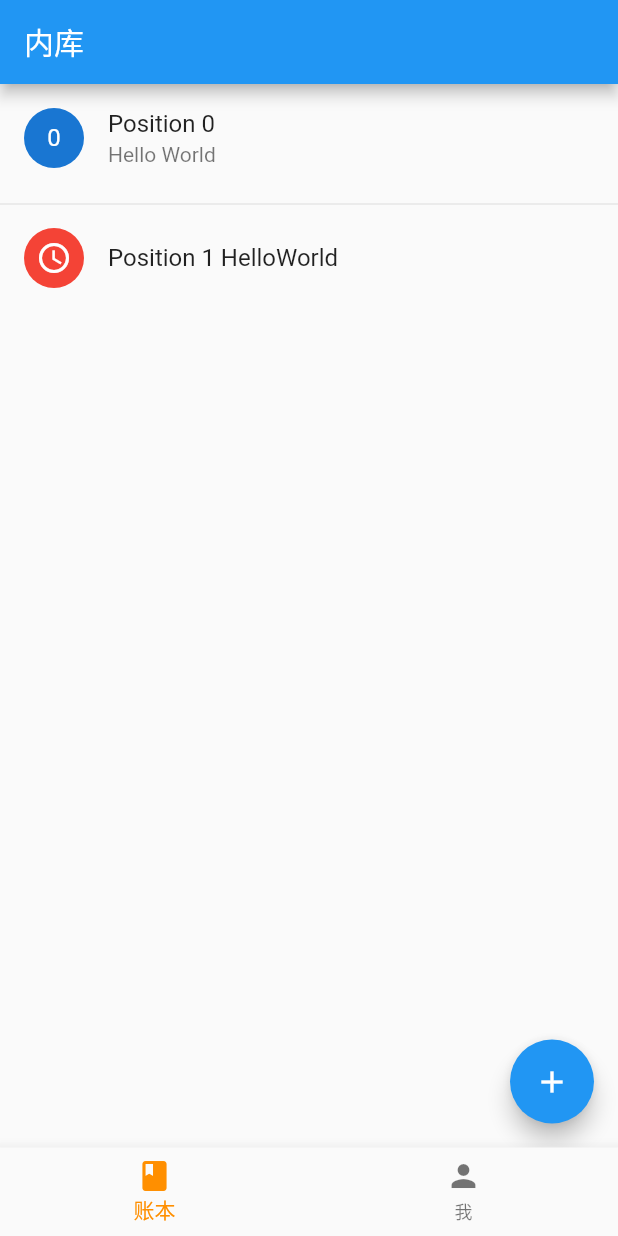
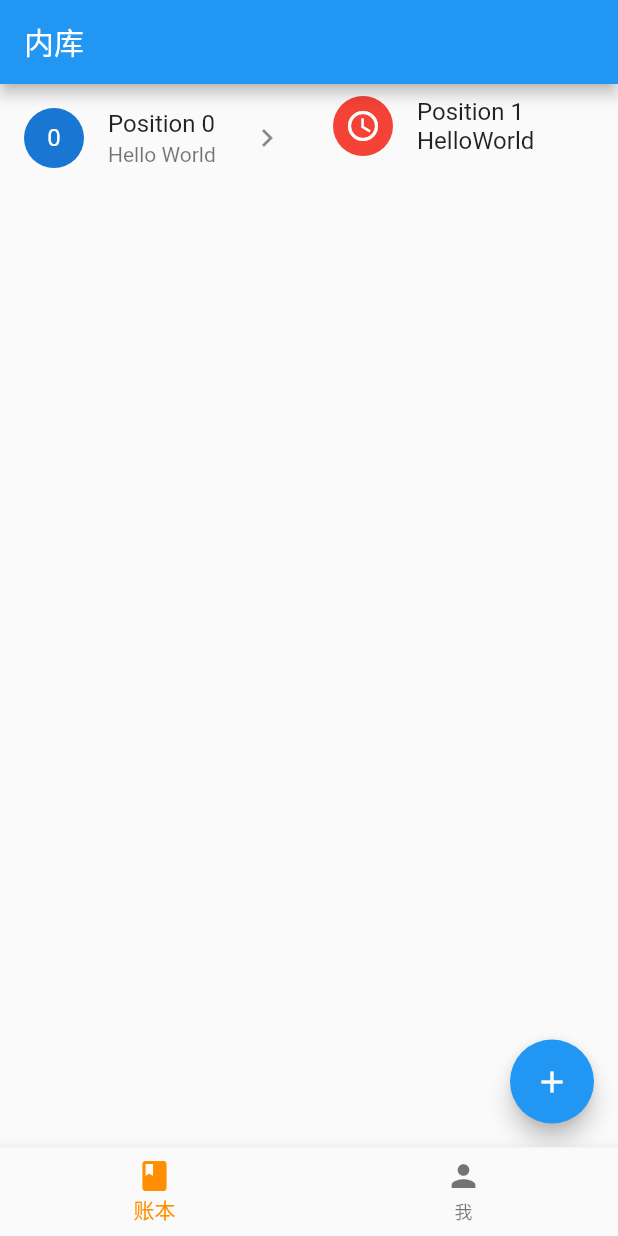
Before and after one commit to Jormunganders/ledger, a Flutter app: the screen it shows after launch, after a tap on the "add" icon, on a phone screen of 412 x 824 dp. Run offline on Flutter 3.47's test engine with Material 2 defaults, Android fonts, the phone set to English and light mode, and no system bars; our stand-ins replace device_info, dio, package_info.

Commit message:
[Add] GridLayout

```diff
--- a/lib/common/delegate/delegates.dart
+++ b/lib/common/delegate/delegates.dart
@@ -18,7 +18,7 @@ class IntDelegate extends DelegateHolder<int> {
       ),
       title: Text("Position $position"),
       subtitle: Text("Hello World"),
+      trailing: Icon(Icons.chevron_right),
     );
   }
-
 }
--- a/lib/common/list/list_view.dart
+++ b/lib/common/list/list_view.dart
@@ -5,19 +5,25 @@ import 'package:ledger/common/page/common_page.dart';
 import 'package:provider/provider.dart';
 
 class LokiListView extends StatefulWidget {
-  PageScene currentScene = PageScene.LIST;
-
+  PageScene currentScene;
   IndexedWidgetBuilder separatorBuilder;
   bool autoEmpty;
+  bool autoCrossAxisCount; // 自动计算网格布局的列数
+  int crossAxisCount; // 网格布局的列数
+  bool gridLayout; // 使用网格布局
 
   LokiListView(
       {this.currentScene = PageScene.LIST,
       this.separatorBuilder,
-      this.autoEmpty = true});
+      this.autoEmpty = true,
+      this.autoCrossAxisCount = false,
+      this.crossAxisCount = 2,
+      this.gridLayout = false});
 
   @override
   State<StatefulWidget> createState() {
-    return _LokiState(currentScene, separatorBuilder, autoEmpty);
+    return _LokiState(currentScene, separatorBuilder, autoEmpty,
+        autoCrossAxisCount, crossAxisCount, gridLayout);
   }
 }
 
@@ -27,8 +33,12 @@ class _LokiState extends State<LokiListView> {
   PageScene currentScene;
   IndexedWidgetBuilder separatorBuilder;
   bool autoEmpty;
+  bool autoCrossAxisCount;
+  int crossAxisCount;
+  bool gridLayout;
 
-  _LokiState(this.currentScene, this.separatorBuilder, this.autoEmpty);
+  _LokiState(this.currentScene, this.separatorBuilder, this.autoEmpty,
+      this.autoCrossAxisCount, this.crossAxisCount, this.gridLayout);
 
   set scene(PageScene scene) {
     currentScene = scene;
@@ -79,15 +89,33 @@ class _LokiState extends State<LokiListView> {
         onPress: () => print("刷新"),
       );
 
-  buildList(AdapterManager adapterManager) => separatorBuilder == null
-      ? ListView.builder(
+  int _crossAxisCount() {
+    return crossAxisCount;
+  }
+
+  buildList(AdapterManager adapterManager) {
+    if (gridLayout) {
+      return GridView.builder(
+        gridDelegate: SliverGridDelegateWithFixedCrossAxisCount(
+          crossAxisCount: crossAxisCount,
+        ),
+        itemBuilder: adapterManager.buildListItem,
+        itemCount: adapterManager.size(),
+      );
+    } else {
+      if (separatorBuilder == null) {
+        return ListView.builder(
           itemBuilder: adapterManager.buildListItem,
           itemCount: adapterManager.size(),
-        )
-      : ListView.separated(
-          itemBuilder: adapterManager.buildListItem,
-          separatorBuilder: separatorBuilder,
-          itemCount: adapterManager.size());
+        );
+      } else {
+        return ListView.separated(
+            itemBuilder: adapterManager.buildListItem,
+            separatorBuilder: separatorBuilder,
+            itemCount: adapterManager.size());
+      }
+    }
+  }
 }
 
 enum PageScene {
--- a/lib/common/page/feed_page.dart
+++ b/lib/common/page/feed_page.dart
@@ -7,7 +7,12 @@ import 'package:provider/provider.dart';
 
 import '../strings.dart';
 
-class FeedPage extends StatelessWidget {
+class FeedPage extends StatefulWidget {
+  @override
+  State<StatefulWidget> createState() => _FeedState();
+}
+
+class _FeedState extends State<FeedPage> {
   final _adapterManager = AdapterManager()
       .registerDelegate(new TextDelegate())
       .registerDelegate(new IntDelegate());
@@ -44,6 +49,7 @@ class FeedPage extends StatelessWidget {
       separatorBuilder: (BuildContext context, int index) {
         return Divider();
       },
+      gridLayout: true,
     );
   }
 }
--- a/lib/common/page/mine_page.dart
+++ b/lib/common/page/mine_page.dart
@@ -58,9 +58,15 @@ class MinePage extends StatelessWidget {
               ),
             ),
             Row(
+              mainAxisSize: MainAxisSize.min,
               children: <Widget>[
-                Text("juhezix@163.com"),
-                Icon(Icons.)
+                Text(
+                  "Juhezix@163.com",
+                  style: TextStyle(
+                    fontWeight: FontWeight.w500,
+                  ),
+                ),
+                Icon(Icons.keyboard_arrow_down)
               ],
             )
           ],
```
